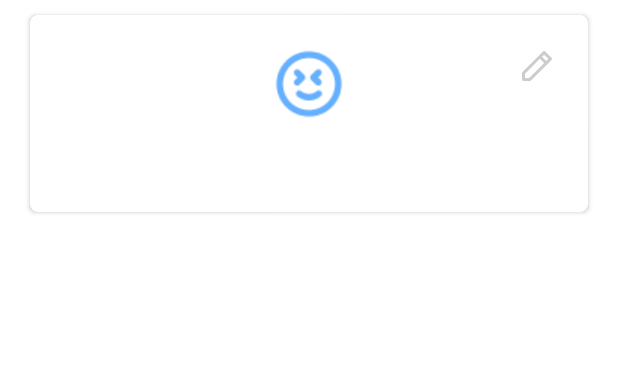
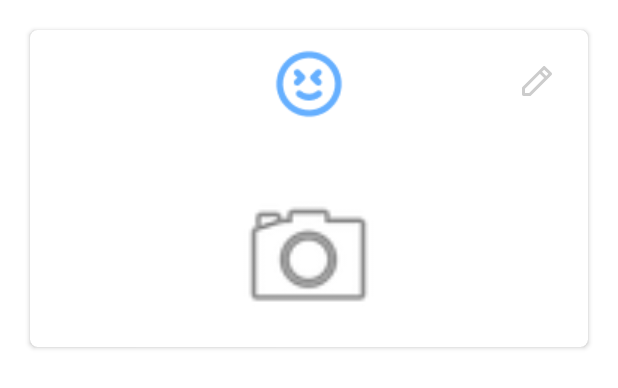
Before and after one commit to diceyecid/Emotive, an Android app: the layout mood_card.xml on its own in the app's theme, with its tools: preview values and no code run, on a phone screen of 412 x 824 dp. Shown: the top 388 px of the screen. Run offline under Robolectric (Android 15) with nearby library versions, the phone set to English and light mode, and no system bars.

Commit message:
mood recycler view has cameras now

```diff
--- a/app/src/main/java/com/example/emotive/ItemRecyclerViewAdapter.kt
+++ b/app/src/main/java/com/example/emotive/ItemRecyclerViewAdapter.kt
@@ -83,6 +83,4 @@ class ItemRecyclerViewAdapter(private val itemList: List<Item>,val context: Cont
         //intent.putExtra( "item", item )
         view.context.startActivity( intent )
     }
-
-
 }
--- a/app/src/main/java/com/example/emotive/ShopActivity.kt
+++ b/app/src/main/java/com/example/emotive/ShopActivity.kt
@@ -20,8 +20,8 @@ class ShopActivity : AppCompatActivity() {
         var jsonFileString = Utils.getJsonFromAssets(getApplicationContext(), "store.json")
         var gson : Gson = Gson()
 
-        //var user = UserData.getInstance(this)
-
+        var user = UserData.getInstance(this)
+        petalTextView.text = user.basket.toString()
         //val jsonFileString = gson.toJson( "store.json" )
         //var list = arrayListOf<User>()
 
@@ -73,7 +73,6 @@ class ShopActivity : AppCompatActivity() {
         //itemRecyclerView.layoutManager = LinearLayoutManager(this)
         bgRecyclerView.adapter = ItemRecyclerViewAdapter(bgSamples, applicationContext)
 
-
         /*
         button.setOnClickListener {
             //textView.text= jsonFileString
--- a/app/src/main/res/layout/mood_card.xml
+++ b/app/src/main/res/layout/mood_card.xml
@@ -1,11 +1,12 @@
 <?xml version="1.0" encoding="utf-8"?>
 <androidx.cardview.widget.CardView xmlns:android="http://schemas.android.com/apk/res/android"
     xmlns:app="http://schemas.android.com/apk/res-auto"
+    xmlns:tools="http://schemas.android.com/tools"
     android:id="@+id/moodCard"
     android:layout_width="match_parent"
     android:layout_height="wrap_content"
     android:layout_marginHorizontal="20dp"
-    android:layout_marginVertical="10dp"
+    android:layout_marginVertical="20dp"
     app:cardCornerRadius="5dp">
 
     <androidx.constraintlayout.widget.ConstraintLayout
@@ -16,12 +17,12 @@
             android:id="@+id/moodIcon"
             android:layout_width="wrap_content"
             android:layout_height="wrap_content"
-            android:layout_marginTop="20dp"
+            android:layout_marginTop="10dp"
             app:layout_constraintBottom_toTopOf="@+id/moodText"
             app:layout_constraintEnd_toEndOf="parent"
             app:layout_constraintStart_toStartOf="parent"
             app:layout_constraintTop_toTopOf="parent"
-            app:layout_constraintVertical_bias="1.0"
+            app:layout_constraintVertical_bias="0.0"
             app:srcCompat="@drawable/tier01" />
 
         <ImageButton
@@ -40,11 +41,22 @@
             android:id="@+id/moodText"
             android:layout_width="wrap_content"
             android:layout_height="wrap_content"
-            android:padding="20dp"
-            app:layout_constraintBottom_toBottomOf="parent"
+            android:padding="10dp"
+            app:layout_constraintBottom_toTopOf="@+id/inputPhoto"
             app:layout_constraintEnd_toEndOf="parent"
             app:layout_constraintStart_toStartOf="parent"
             app:layout_constraintTop_toBottomOf="@+id/moodIcon" />
+
+        <ImageView
+            android:id="@+id/inputPhoto"
+            android:layout_width="150dp"
+            android:layout_height="100dp"
+            android:layout_marginBottom="10dp"
+            app:layout_constraintBottom_toBottomOf="parent"
+            app:layout_constraintEnd_toEndOf="parent"
+            app:layout_constraintHorizontal_bias="0.497"
+            app:layout_constraintStart_toStartOf="parent"
+            app:srcCompat="@android:drawable/ic_menu_camera" />
     </androidx.constraintlayout.widget.ConstraintLayout>
 
 </androidx.cardview.widget.CardView>
```
Also changed, not shown: app/src/main/java/com/example/emotive/MoodRecyclerViewAdapter.kt (+21 -0 lines).
